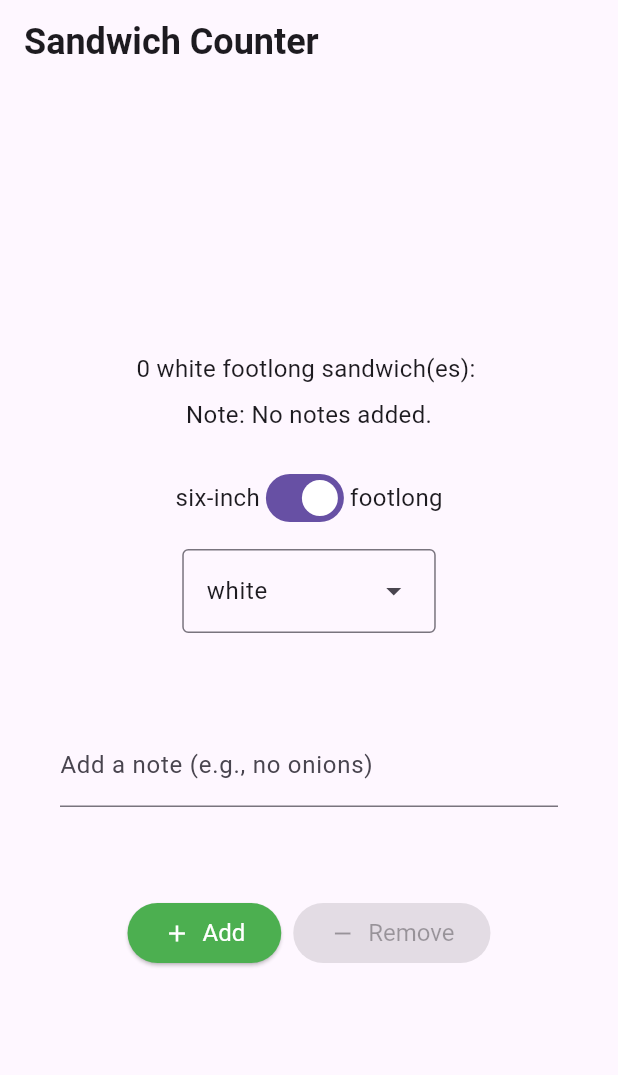
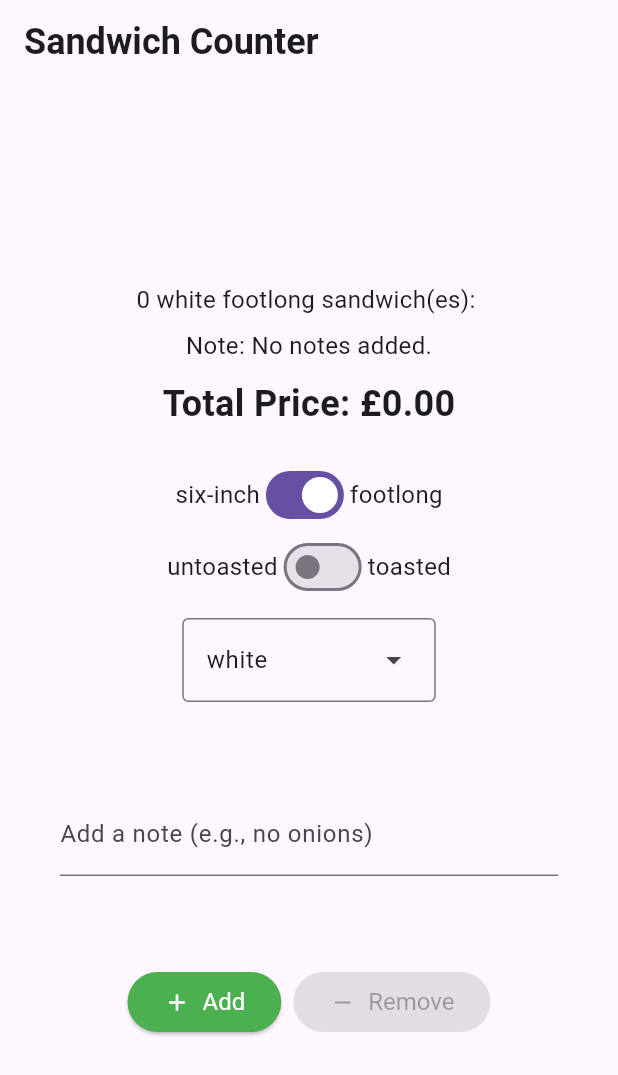
Before and after one commit to Pelz22/programming, a Flutter app: the screen it shows after launch, on a phone screen of 412 x 824 dp. Shown: the top 1075 px of the screen. Run offline on Flutter 3.47's test engine with Material 3 defaults, Android fonts, the phone set to English and light mode, and no system bars.

Commit message:
add new passing widget test to verify functioning switch, add option for toasted sandwitch, add pricing logic

```diff
--- a/sandwitch_shop/lib/main.dart
+++ b/sandwitch_shop/lib/main.dart
@@ -2,6 +2,8 @@
 import 'package:flutter/material.dart';
 import 'package:sandwich_shop/views/app_styles.dart';
 import 'package:sandwich_shop/repositories/order_repository.dart';
+import 'package:sandwich_shop/repositories/pricing_repository.dart';
+
 
 enum BreadType { white, wheat, wholemeal }
 
@@ -37,6 +39,9 @@ class _OrderScreenState extends State<OrderScreen> {
   final TextEditingController _notesController = TextEditingController();
   bool _isFootlong = true;
   BreadType _selectedBreadType = BreadType.white;
+  bool _isToasted = false;
+
+
 
   @override
   void initState() {
@@ -91,17 +96,14 @@ class _OrderScreenState extends State<OrderScreen> {
 
   @override
   Widget build(BuildContext context) {
-    String sandwichType = 'footlong';
-    if (!_isFootlong) {
-      sandwichType = 'six-inch';
-    }
+    String sandwichType = _isFootlong ? 'footlong' : 'six-inch';
+    SandwichSize size = _isFootlong ? SandwichSize.footlong : SandwichSize.sixInch;
+    int quantity = _orderRepository.quantity;
+    final pricingRepo = PricingRepository(quantity: quantity, size: size);
 
-    String noteForDisplay;
-    if (_notesController.text.isEmpty) {
-      noteForDisplay = 'No notes added.';
-    } else {
-      noteForDisplay = _notesController.text;
-    }
+    String noteForDisplay = _notesController.text.isEmpty
+        ? 'No notes added.'
+        : _notesController.text;
 
     return Scaffold(
       appBar: AppBar(
@@ -115,10 +117,15 @@ class _OrderScreenState extends State<OrderScreen> {
           mainAxisAlignment: MainAxisAlignment.center,
           children: <Widget>[
             OrderItemDisplay(
-              quantity: _orderRepository.quantity,
+              quantity: quantity,
               itemType: sandwichType,
               breadType: _selectedBreadType,
               orderNote: noteForDisplay,
+            ),
+            const SizedBox(height: 10),
+            Text(
+              'Total Price: £${pricingRepo.totalPrice.toStringAsFixed(2)}',
+              style: heading1,
             ),
             const SizedBox(height: 20),
             Row(
@@ -130,6 +137,19 @@ class _OrderScreenState extends State<OrderScreen> {
                   onChanged: _onSandwichTypeChanged,
                 ),
                 const Text('footlong', style: normalText),
+              ],
+            ),
+            Row(
+              mainAxisAlignment: MainAxisAlignment.center,
+              children: [
+                const Text('untoasted', style: normalText),
+                Switch(
+                  value: _isToasted,
+                  onChanged: (value) {
+                    setState(() => _isToasted = value);
+                  },
+                ),
+                const Text('toasted', style: normalText),
               ],
             ),
             const SizedBox(height: 10),
--- /dev/null
+++ b/sandwitch_shop/lib/repositories/pricing_repository.dart
@@ -0,0 +1,13 @@
+enum SandwichSize { sixInch, footlong }
+
+class PricingRepository {
+  final int quantity;
+  final SandwichSize size;
+
+  PricingRepository({required this.quantity, required this.size});
+
+  double get totalPrice {
+    double pricePerSandwich = size == SandwichSize.sixInch ? 7.0 : 11.0;
+    return pricePerSandwich * quantity;
+  }
+}
```
Also changed, not shown: 2 other files.
